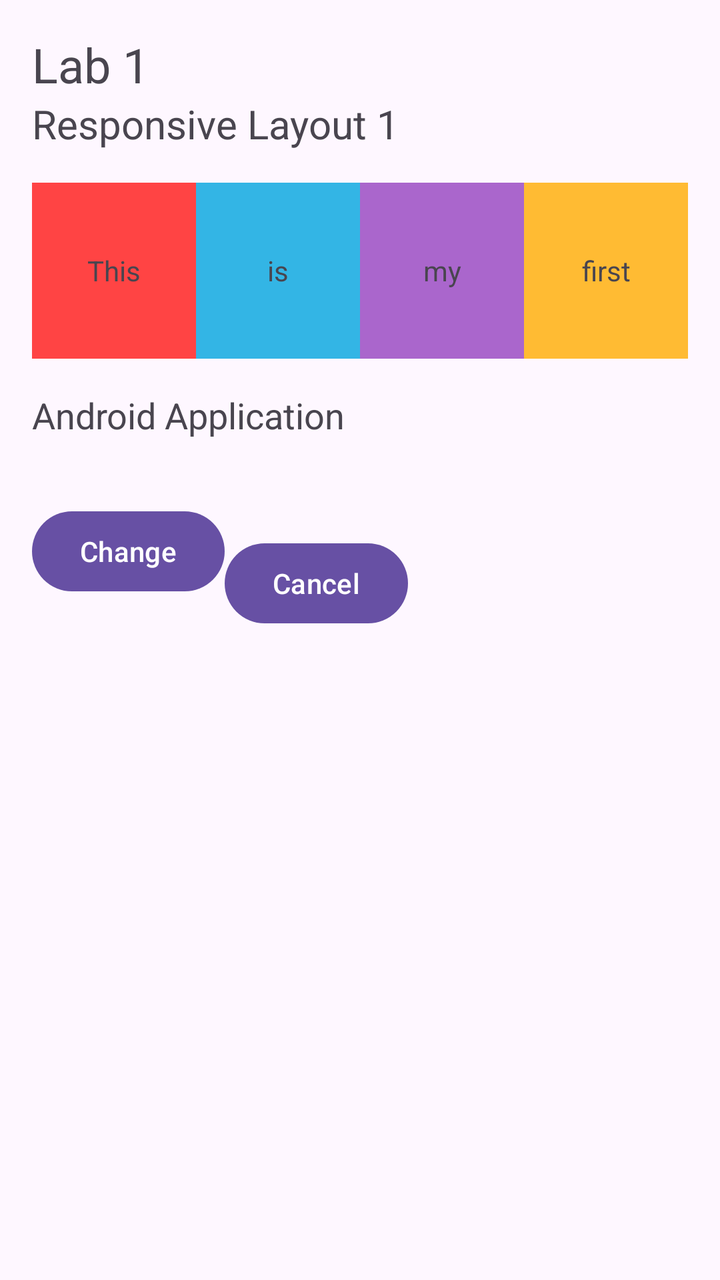
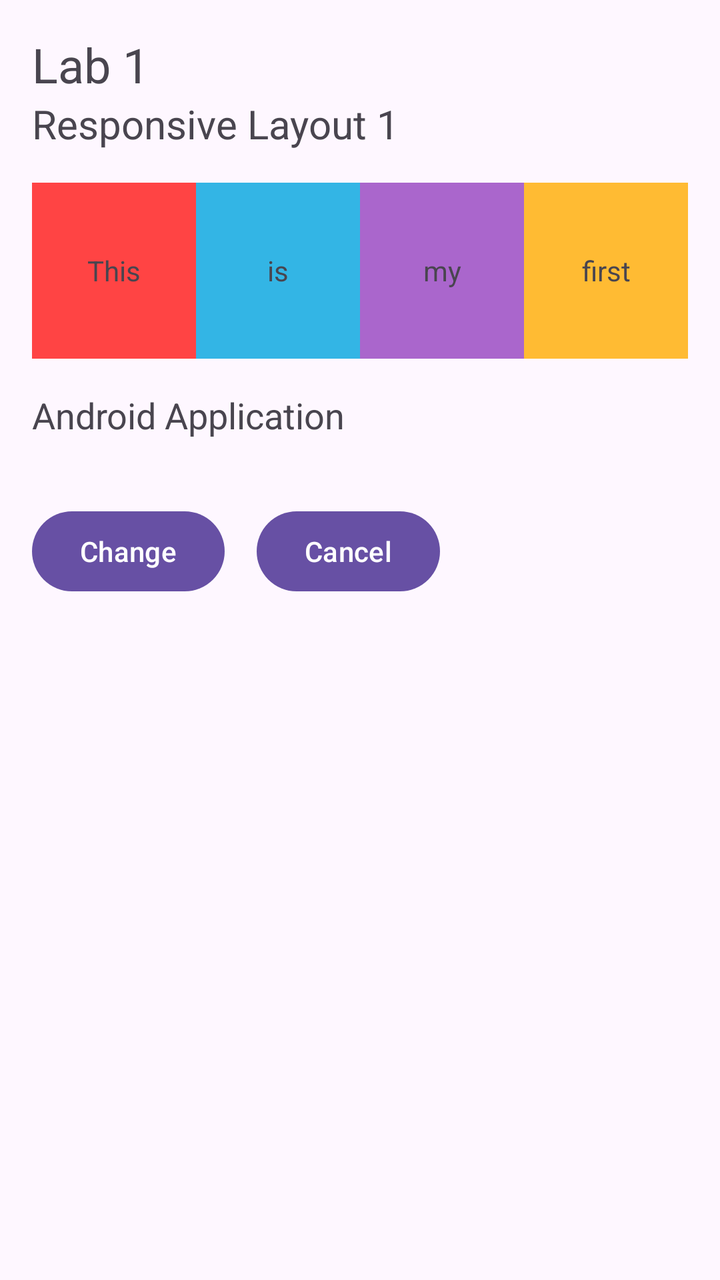

Two renders of the same Android screen: before a commit and after it. Below are the layout's source before the change and the commit's diff.
<!-- AndroidManifest.xml: application theme Theme.First -->
<!-- res/layout/activity_main.xml -->
<?xml version="1.0" encoding="utf-8"?>
<LinearLayout xmlns:android="http://schemas.android.com/apk/res/android"
    android:layout_width="match_parent"
    android:layout_height="match_parent"
    android:orientation="vertical"
    android:padding="16dp">

    <TextView
        android:layout_width="wrap_content"
        android:layout_height="wrap_content"
        android:text="Lab 1"
        android:textSize="24sp"/>

    <TextView
        android:layout_width="wrap_content"
        android:layout_height="wrap_content"
        android:text="Responsive Layout 1"
        android:textSize="20sp"/>

    <LinearLayout
        android:layout_width="match_parent"
        android:layout_height="88dp"
        android:orientation="horizontal"
        android:layout_marginTop="16dp">

        <TextView
            android:layout_width="0dp"
            android:layout_height="match_parent"
            android:layout_weight="1"
            android:text="This"
            android:gravity="center"
            android:background="#ff4444"/>

        <TextView
            android:layout_width="0dp"
            android:layout_height="match_parent"
            android:layout_weight="1"
            android:text="is"
            android:gravity="center"
            android:background="#33b5e5"/>

        <TextView
            android:layout_width="0dp"
            android:layout_height="match_parent"
            android:layout_weight="1"
            android:text="my"
            android:gravity="center"
            android:background="#aa66cc"/>

        <TextView
            android:layout_width="0dp"
            android:layout_height="match_parent"
            android:layout_weight="1"
            android:text="first"
            android:gravity="center"
            android:background="#ffbb33"/>
    </LinearLayout>

    <TextView
        android:layout_width="wrap_content"
        android:layout_height="wrap_content"
        android:text="Android Application"
        android:textSize="18sp"
        android:layout_marginTop="16dp"/>

    <LinearLayout
        android:layout_width="wrap_content"
        android:layout_height="wrap_content"
        android:orientation="horizontal"
        android:layout_marginTop="32dp">

        <Button
            android:layout_width="wrap_content"
            android:layout_height="wrap_content"
            android:text="Change"/>
        <Button
            android:layout_width="wrap_content"
            android:layout_height="wrap_content"
            android:text="Cancel"
            android:layout_marginTop="16dp"/>
    </LinearLayout>
</LinearLayout>
<!-- resources referenced by this layout -->
<resources>
  <style name="Theme.First" parent="Base.Theme.First" />
  <style name="Base.Theme.First" parent="Theme.Material3.DayNight.NoActionBar">
          
          
      </style>
</resources>

<!-- the commit's change to res/layout/activity_main.xml (unified diff, before → after) -->
@@ -77,6 +77,6 @@
             android:layout_width="wrap_content"
             android:layout_height="wrap_content"
             android:text="Cancel"
-            android:layout_marginTop="16dp"/>
+            android:layout_marginStart="16dp"/>
     </LinearLayout>
 </LinearLayout>
